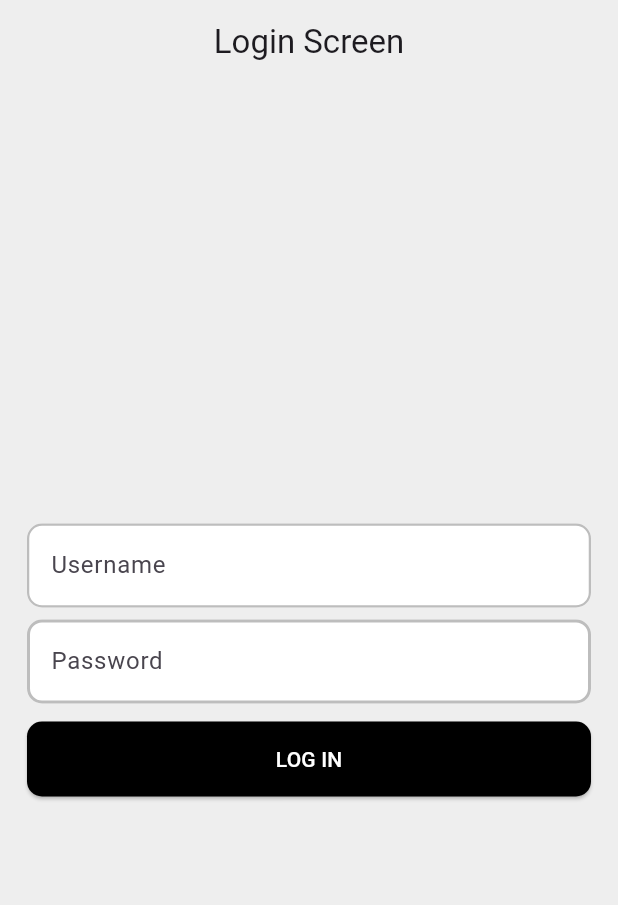
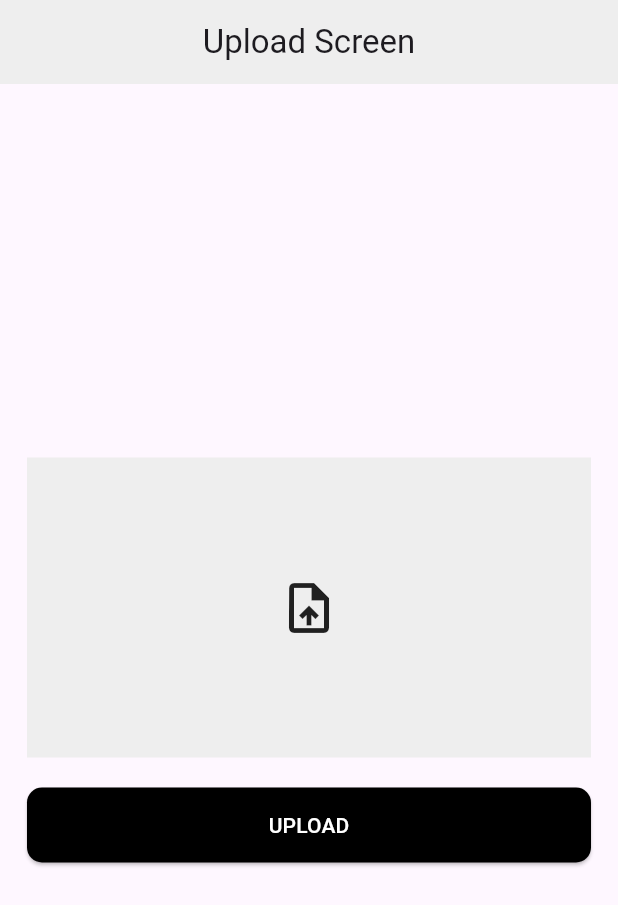
Before and after one commit to muhammadXainAhmad/rest_api_flutter, a Flutter app: the screen it shows after launch, on a phone screen of 412 x 824 dp. Shown: the top 905 px of the screen. Run offline on Flutter 3.47's test engine with Material 3 defaults, Android fonts, the phone set to English and light mode, and no system bars; our stand-ins replace image_picker.

Commit message:
Upload file to Rest API

```diff
--- a/lib/main.dart
+++ b/lib/main.dart
@@ -1,5 +1,5 @@
 import 'package:flutter/material.dart';
-import 'package:rest_api/login_screen.dart';
+import 'package:rest_api/views/upload_screen.dart';
 
 void main() {
   runApp(const MyApp());
@@ -15,7 +15,7 @@ class MyApp extends StatelessWidget {
       theme: ThemeData(
         colorScheme: ColorScheme.fromSeed(seedColor: Colors.deepPurple),
       ),
-      home: const LoginScreen(),
+      home: const UploadScreen(),
     );
   }
 }
--- /dev/null
+++ b/lib/views/upload_screen.dart
@@ -0,0 +1,87 @@
+import 'dart:io';
+import 'package:flutter/material.dart';
+import 'package:flutter/services.dart';
+import 'package:image_picker/image_picker.dart';
+import 'package:rest_api/methods/api_post_methods.dart';
+
+class UploadScreen extends StatefulWidget {
+  const UploadScreen({super.key});
+
+  @override
+  State<UploadScreen> createState() => _UploadScreenState();
+}
+
+class _UploadScreenState extends State<UploadScreen> {
+  File? image;
+  Uint8List? imageBytes;
+  String? fileName;
+  bool isLoading = false;
+  Future<void> pickImage() async {
+    final ImagePicker imagePicker = ImagePicker();
+    XFile? file = await imagePicker.pickImage(
+      source: ImageSource.gallery,
+      imageQuality: 50,
+    );
+    if (file != null) {
+      setState(() {
+        image = File(file.path);
+        fileName = file.name;
+      });
+      imageBytes = await file.readAsBytes();
+    }
+  }
+
+  @override
+  Widget build(BuildContext context) {
+    return Scaffold(
+      appBar: AppBar(
+        backgroundColor: Colors.grey.shade200,
+        title: Text("Upload Screen"),
+        centerTitle: true,
+      ),
+      body: Center(
+        child: Padding(
+          padding: const EdgeInsets.symmetric(horizontal: 18),
+          child: Column(
+            mainAxisAlignment: MainAxisAlignment.center,
+            children: [
+              GestureDetector(
+                onTap: () async {
+                  await pickImage();
+                },
+                child: Container(
+                  color: Colors.grey.shade200,
+                  width: double.infinity,
+                  height: 200,
+                  child:
+                      isLoading
+                          ? Center(child: CircularProgressIndicator())
+                          : image == null
+                          ? Icon(Icons.upload_file, size: 40)
+                          : Image.file(image!),
+                ),
+              ),
+              SizedBox(height: 20),
+              ElevatedButton(
+                style: ElevatedButton.styleFrom(
+                  minimumSize: Size(double.infinity, 50),
+                  backgroundColor: Colors.black,
+                  shape: RoundedRectangleBorder(
+                    borderRadius: BorderRadius.circular(10),
+                  ),
+                ),
+                onPressed: () async {
+                  setState(() => isLoading = true);
+                  await uploadFileAPI(context, imageBytes!, fileName!);
+                  setState(() => isLoading = false);
+                  image = null;
+                },
+                child: Text("UPLOAD", style: TextStyle(color: Colors.white)),
+              ),
+            ],
+          ),
+        ),
+      ),
+    );
+  }
+}
```
Also changed, not shown: lib/methods/api_post_methods.dart (+39 -1 lines), pubspec.yaml (+1 -6 lines), lib/views/login_screen.dart (renamed from lib/login_screen.dart), lib/views/photo_screen.dart (renamed from lib/photo_screen.dart), lib/views/post_screen.dart (renamed from lib/post_screen.dart), lib/views/shop_screen.dart (renamed from lib/shop_screen.dart), lib/views/user_screen.dart (renamed from lib/user_screen.dart), pubspec.lock, 6 other files.
